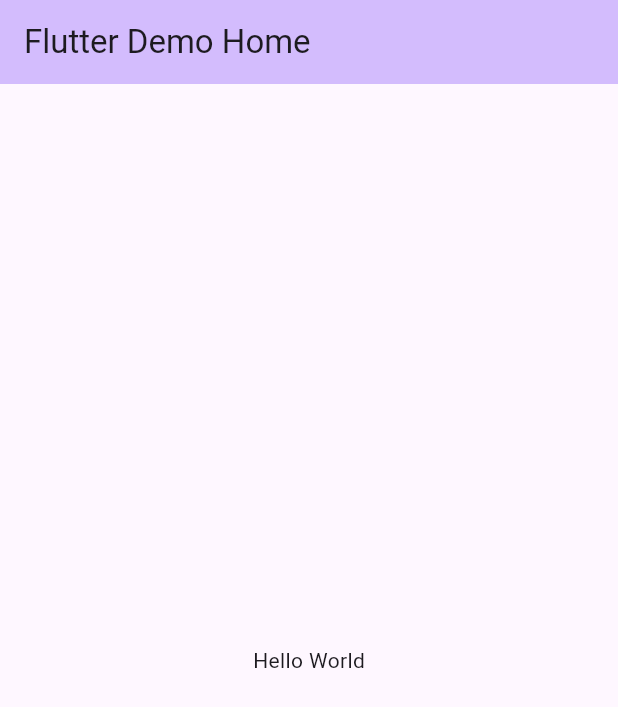
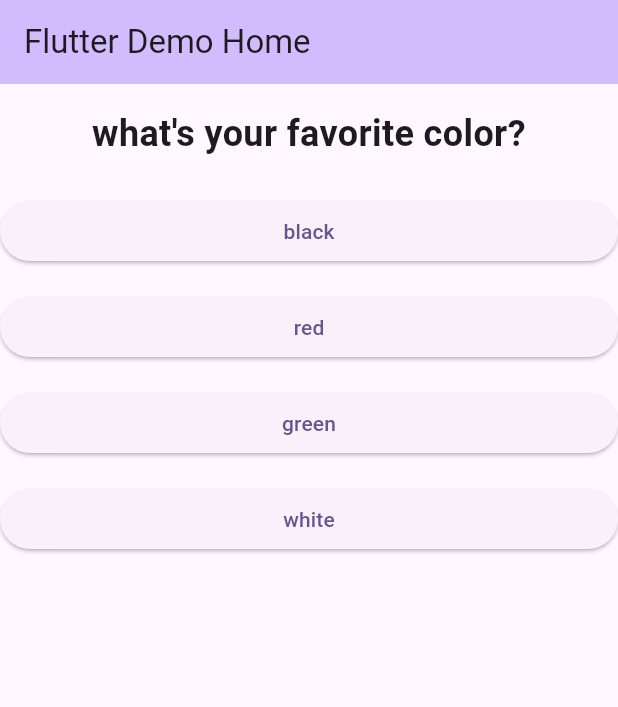
Before and after one commit to x842013824/flutter_application_one, a Flutter app: the screen it shows after launch, on a phone screen of 412 x 824 dp. Shown: the top 707 px of the screen. Run offline on Flutter 3.47's test engine with Material 3 defaults, Android fonts, the phone set to English and light mode, and no system bars.

Commit message:
<feature>: 新增问题显示组件和问题实体类
<feature>: 新增回答选择组件和回答实体类

```diff
--- /dev/null
+++ b/lib/answer_entity.dart
@@ -0,0 +1,5 @@
+class AnswerEntity {
+  String label;
+  int score;
+  AnswerEntity({required this.label, required this.score});
+}
--- /dev/null
+++ b/lib/answer_widget.dart
@@ -0,0 +1,27 @@
+import 'package:flutter/material.dart';
+import 'package:flutter_application_one/answer_entity.dart';
+
+class AnswerWidget extends StatelessWidget {
+  final List<AnswerEntity> _answers;
+
+  final ValueChanged<num> onAnswer;
+
+  const AnswerWidget(this._answers, this.onAnswer, {super.key});
+
+  @override
+  Widget build(BuildContext context) {
+    return Column(
+      children: [
+        for (var answer in _answers)
+          Container(
+            width: double.infinity,
+            margin: const EdgeInsets.symmetric(vertical: 8),
+            child: ElevatedButton(
+              onPressed: () => onAnswer(answer.score),
+              child: Text(answer.label),
+            ),
+          )
+      ],
+    );
+  }
+}
--- a/lib/main.dart
+++ b/lib/main.dart
@@ -1,4 +1,10 @@
+// ignore_for_file: avoid_print
+
 import 'package:flutter/material.dart';
+import 'package:flutter_application_one/answer_entity.dart';
+import 'package:flutter_application_one/answer_widget.dart';
+import 'package:flutter_application_one/question_entity.dart';
+import 'package:flutter_application_one/question_widget.dart';
 
 void main() {
   runApp(const MyApp());
@@ -7,7 +13,6 @@
 class MyApp extends StatelessWidget {
   const MyApp({super.key});
 
-  // This widget is the root of your application.
   @override
   Widget build(BuildContext context) {
     return MaterialApp(
@@ -31,21 +36,62 @@
 }
 
 class _MyHomePageState extends State<MyHomePage> {
+  final List<QuestionEntity> _questions = [
+    QuestionEntity(
+      label: "what's your favorite color?",
+      answers: [
+        AnswerEntity(label: "black", score: 10),
+        AnswerEntity(label: "red", score: 8),
+        AnswerEntity(label: "green", score: 5),
+        AnswerEntity(label: "white", score: 2),
+      ],
+    ),
+    QuestionEntity(
+      label: "what's your favorite animal?",
+      answers: [
+        AnswerEntity(label: "snake", score: 10),
+        AnswerEntity(label: "wolf", score: 8),
+        AnswerEntity(label: "dog", score: 5),
+        AnswerEntity(label: "cat", score: 2),
+      ],
+    )
+  ];
+
+  int _questionIndex = 0;
+
+  num score = 0;
+
+  bool get isFinished => _questionIndex >= _questions.length;
+
+  void _answer(num value) {
+    score += value;
+    setState(() => _questionIndex += 1);
+    if (isFinished) {
+      print("no more questions");
+    }
+  }
+
   @override
   Widget build(BuildContext context) {
+    Widget body;
+    if (isFinished) {
+      body = const Center(child: Text("You finished Quiz!"));
+    } else {
+      var question = _questions[_questionIndex];
+      body = Column(
+        children: [
+          QuestionWidget(text: question.label),
+          AnswerWidget(question.answers, _answer)
+        ],
+      );
+    }
+
     return Scaffold(
       appBar: AppBar(
         backgroundColor: Theme.of(context).colorScheme.inversePrimary,
         title: Text(widget.title),
       ),
-      body: Center(
-        child: Column(
-          mainAxisAlignment: MainAxisAlignment.center,
-          children: [
-            Text("Hello World"),
-          ],
-        ),
-      ),
+      body: body,
     );
   }
 }
--- /dev/null
+++ b/lib/question_entity.dart
@@ -0,0 +1,9 @@
+import 'package:flutter_application_one/answer_entity.dart';
+
+class QuestionEntity {
+  String label;
+
+  List<AnswerEntity> answers;
+
+  QuestionEntity({required this.label, required this.answers});
+}
--- /dev/null
+++ b/lib/question_widget.dart
@@ -0,0 +1,23 @@
+import 'package:flutter/material.dart';
+
+class QuestionWidget extends StatelessWidget {
+  final String text;
+
+  const QuestionWidget({required this.text, super.key});
+
+  @override
+  Widget build(BuildContext context) {
+    return Container(
+      width: double.infinity,
+      padding: const EdgeInsets.symmetric(vertical: 16),
+      child: Text(
+        text,
+        style: const TextStyle(
+          fontSize: 24,
+          fontWeight: FontWeight.bold,
+        ),
+        textAlign: TextAlign.center,
+      ),
+    );
+  }
+}
```
